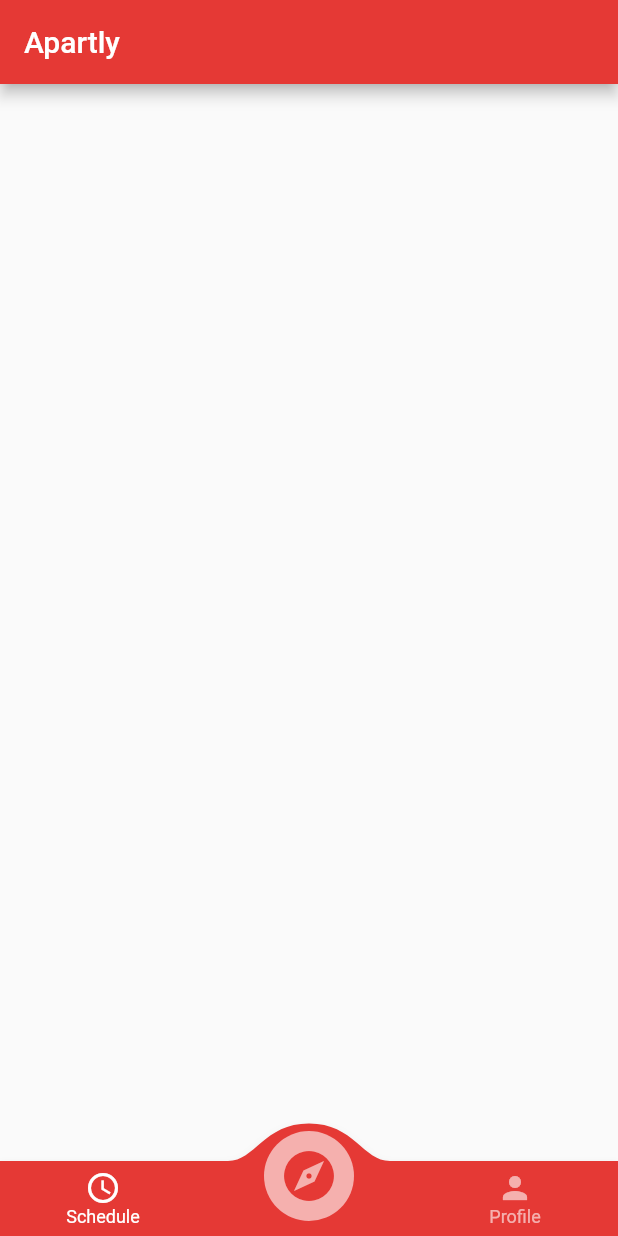
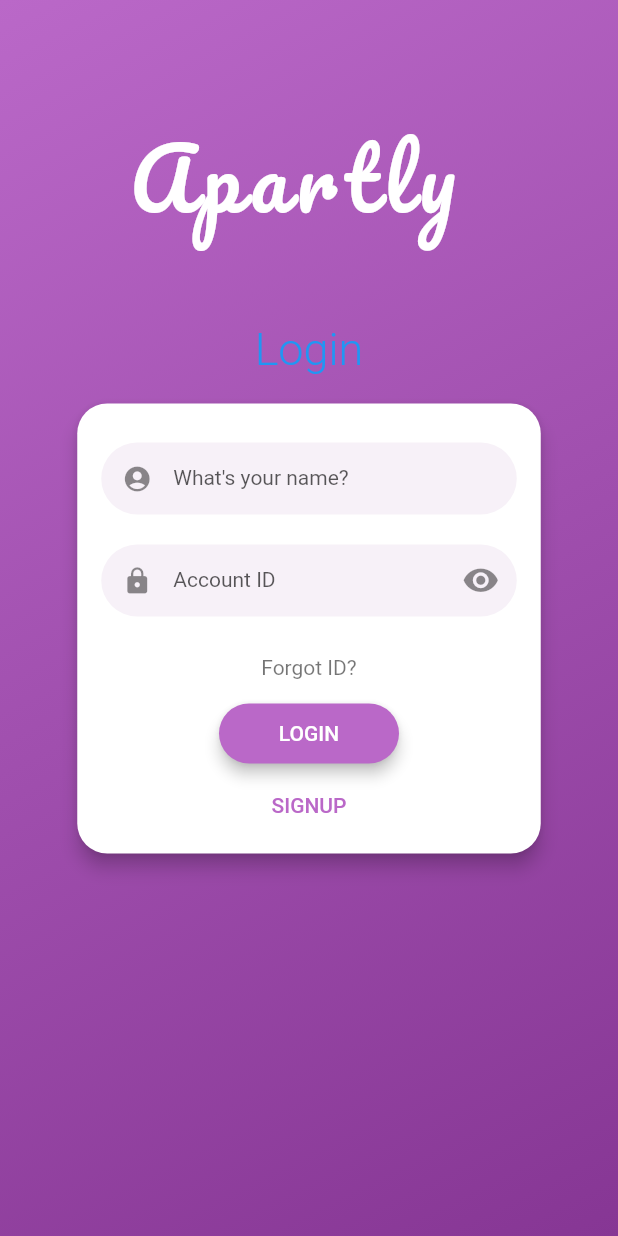
Before and after one commit to anooj-shah/RowdyHacks-Apartly, a Flutter app: the screen it shows after launch, on a phone screen of 412 x 824 dp. Run offline on Flutter 3.47's test engine with Material 2 defaults, Android fonts, the phone set to English and light mode, and no system bars; drawn by our look-alikes of convex_bottom_bar, flutter_login; our stand-ins replace animated_text_kit, auto_size_text, google_fonts, shared_preferences.

Commit message:
login page looking good

```diff
--- a/mobile/apartly/lib/frontend/home_page.dart
+++ b/mobile/apartly/lib/frontend/home_page.dart
@@ -24,6 +24,11 @@ class MyHome extends StatelessWidget {
         child: Scaffold(
           appBar: AppBar(
             title: Text('Apartly'),
+            actions: <Widget>[
+              IconButton(
+                icon: Icon(Icons.search, color: Colors.white,),
+              )
+            ],
 
           ),
           bottomNavigationBar: ConvexAppBar(
--- /dev/null
+++ b/mobile/apartly/lib/frontend/login_page.dart
@@ -0,0 +1,101 @@
+import 'package:animated_text_kit/animated_text_kit.dart';
+import 'package:apartly/utilities/constants.dart';
+import 'package:auto_size_text/auto_size_text.dart';
+import 'package:flutter/material.dart';
+import 'package:flutter/rendering.dart';
+import 'package:flutter_login/flutter_login.dart';
+import 'package:google_fonts/google_fonts.dart';
+import 'package:shared_preferences/shared_preferences.dart';
+
+class LoginPage extends StatelessWidget {
+//  final prefs = await SharedPreferences.getInstance();
+  void _handleTap() {}
+
+  Future<String> _handleLogin(String name, String Id) async {
+    SharedPreferences prefs = await SharedPreferences.getInstance();
+    await prefs.setString('name', name);
+    await prefs.setString('Id', Id).then((value) => {
+      //navigate to maiin page
+
+    });
+    return "Logged In";
+  }
+
+//  _updateLoginPref() async {
+//    SharedPreferences prefs = await SharedPreferences.getInstance();
+//    String name = (prefs.getString('name'));
+//
+////    print('Pressed $counter times.');
+//    await prefs.setInt('counter', counter);
+//  }
+
+  @override
+  Widget build(BuildContext context) {
+    return Container(
+      child: Scaffold(
+        backgroundColor: Constants.themePurple,
+        body: SafeArea(
+          child: Stack(
+            children: <Widget>[
+              FlutterLogin(
+                messages: LoginMessages(
+                    usernameHint: "What's your name?",
+                    passwordHint: "Account ID",
+                    forgotPasswordButton: 'Forgot ID?'),
+                theme: LoginTheme(
+                    cardTheme: CardTheme(elevation: 5),
+                    titleStyle: TextStyle(
+                      fontSize: 30,
+                    ),
+                    primaryColor: Constants.themePurple,
+                    pageColorLight: Constants.themePurple),
+                title: 'Login',
+
+                logoTag: 'Getting it done',
+                onLogin: (data) async {
+                  return _handleLogin(data.name, data.password);
+                  // ignore: missing_return
+                },
+                // ignore: missing_return
+                onRecoverPassword: (data) {},
+                // ignore: missing_return
+                onSignup: (data) {},
+              ),
+              Positioned(
+                top: 70,
+                left: MediaQuery.of(context).size.width / 4.9,
+                child: Center(
+                  child: Column(
+                      crossAxisAlignment: CrossAxisAlignment.center,
+                      children: [
+                        Center(
+                          child: TyperAnimatedTextKit(
+                              speed: Duration(milliseconds: 300),
+//                    totalRepeatCount: 4,
+                              isRepeatingAnimation: true,
+                              pause: Duration(milliseconds: 1000),
+                              text: ["Apartly"],
+                              textStyle: GoogleFonts.pacifico(
+                                  textStyle: TextStyle(
+                                      color: Colors.white,
+                                      letterSpacing: 5,
+                                      fontSize: 55)),
+//                      textStyle: TextStyle(
+//                          color: Colors.white,
+////                          fontStyle: GoogleFonts.playball(),
+//                          fontSize: 55.0,
+//                          fontWeight: FontWeight.bold),
+//                    pa: Duration(milliseconds: 1000),
+                              displayFullTextOnTap: true,
+                              stopPauseOnTap: false),
+                        ),
+                      ]),
+                ),
+              ),
+            ],
+          ),
+        ),
+      ),
+    );
+  }
+}
--- a/mobile/apartly/lib/main.dart
+++ b/mobile/apartly/lib/main.dart
@@ -3,6 +3,7 @@
 
 
 import 'package:apartly/frontend/home_page.dart';
+import 'package:apartly/frontend/login_page.dart';
 import 'package:flutter/material.dart';
 import 'package:apartly/utilities/constants.dart';
 
@@ -26,7 +27,8 @@ class MyApp extends StatelessWidget {
       theme: ThemeData(
         primaryColor: Colors.red[600],
       ),
-      home: MyHome(),
+      // TODO: Add boolean using shared pref package to only show login once
+      home: LoginPage(),
     );
   }
 }
--- a/mobile/apartly/lib/utilities/constants.dart
+++ b/mobile/apartly/lib/utilities/constants.dart
@@ -1,3 +1,14 @@
+import 'package:flutter/material.dart';
+
 class Constants {
-  static const appName = "Brush";
+
+
+  static const appName = "Apartly";
+
+  static const themeGreen = Color(0xff81c784);
+
+  static const themePurple = Color(0xffba68c8);
+
+
+
 }
--- a/mobile/apartly/pubspec.yaml
+++ b/mobile/apartly/pubspec.yaml
@@ -26,6 +26,11 @@ dependencies:
   cupertino_icons: ^0.1.3
   convex_bottom_bar: ^2.1.1
   provider: ^4.0.4
+  flutter_login: ^1.0.14
+  auto_size_text: ^2.1.0
+  animated_text_kit: ^2.0.0
+  google_fonts: ^0.3.10
+  shared_preferences: ^0.5.6+3
 
 dev_dependencies:
   flutter_test:
```
Also changed, not shown: mobile/apartly/pubspec.lock, 1311 other files.
